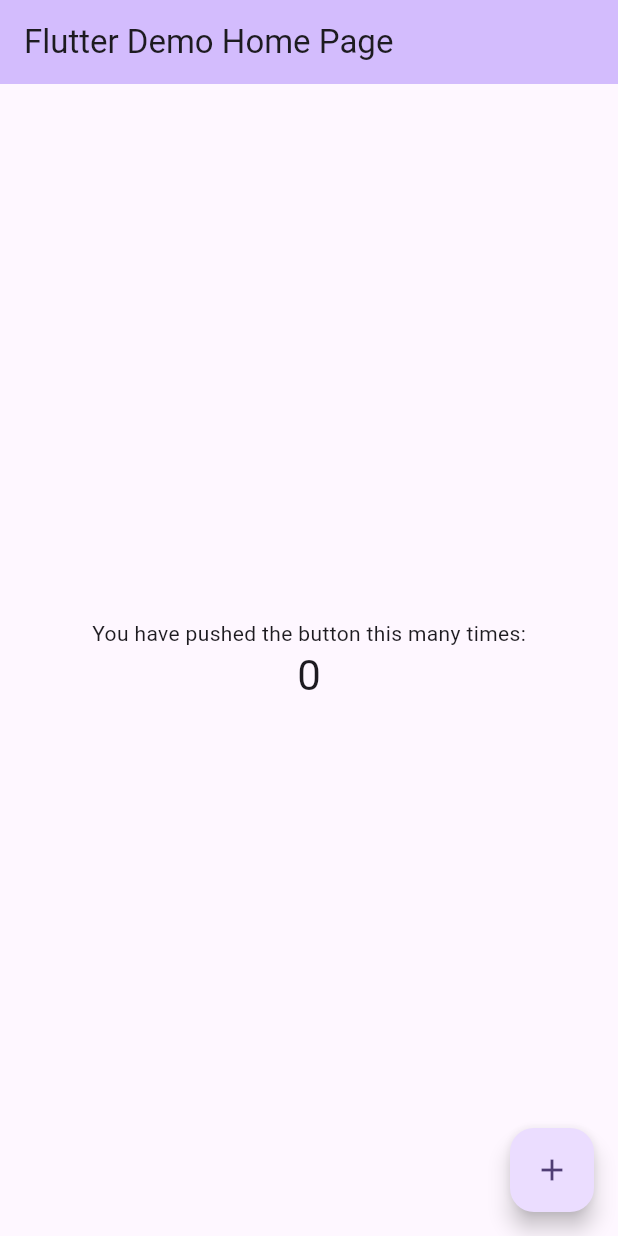
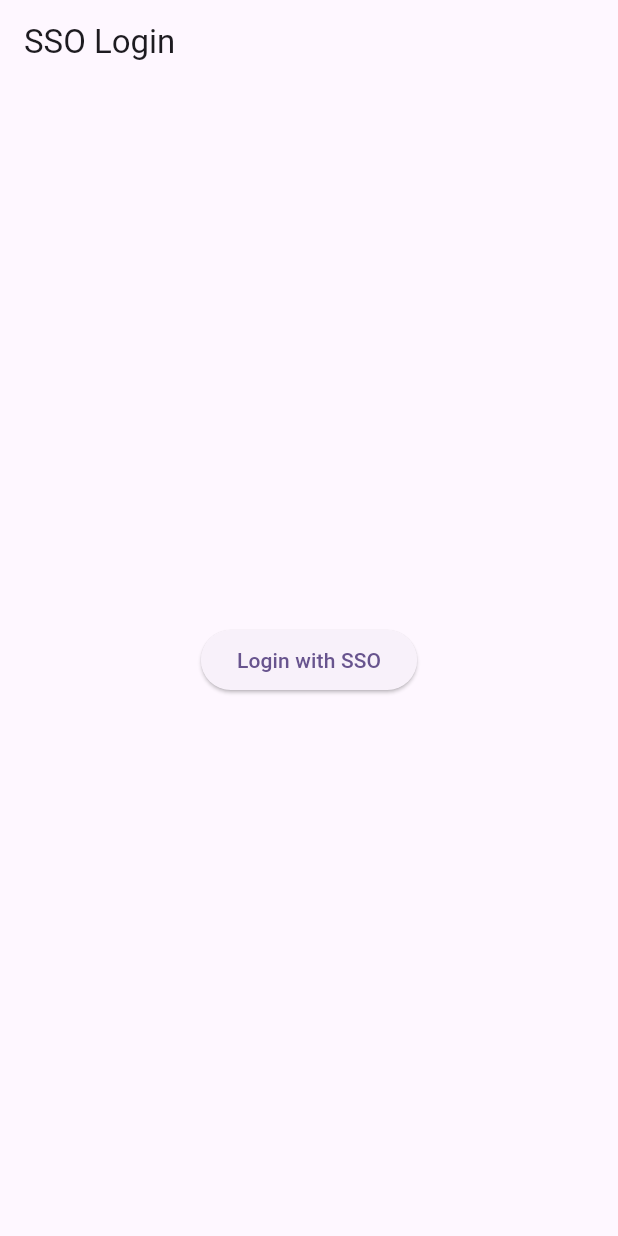
Before and after one commit to Yurills/sso-demo-app, a Flutter app: the screen it shows after launch, on a phone screen of 412 x 824 dp. Run offline on Flutter 3.47's test engine with Material 3 defaults, Android fonts, the phone set to English and light mode, and no system bars; our stand-ins replace uni_links.

```diff
--- /dev/null
+++ b/flutter_application_1/lib/config/sso_config.dart
@@ -0,0 +1,20 @@
+class SsoConfig {
+  final String clientId;
+  final String redirectUri;
+  final String scope;
+  final String ssoPortalUri;
+
+  SsoConfig({
+    required this.clientId,
+    required this.redirectUri,
+    required this.scope,
+    required this.ssoPortalUri,
+  });
+
+  static SsoConfig get instance => SsoConfig(
+        clientId: 'client-app-demo',
+        redirectUri: 'myapp://callback',
+        scope: 'openid profile email',
+        ssoPortalUri: 'http://localhost:8080/api/sso',
+      );
+}
--- a/flutter_application_1/lib/main.dart
+++ b/flutter_application_1/lib/main.dart
@@ -1,4 +1,5 @@
 import 'package:flutter/material.dart';
+import 'package:flutter_application_1/sso_login_page.dart';
 
 void main() {
   runApp(const MyApp());
@@ -11,112 +12,12 @@ class MyApp extends StatelessWidget {
   @override
   Widget build(BuildContext context) {
     return MaterialApp(
-      title: 'Flutter Demo',
+      title: 'SSO Client Demo App',
       theme: ThemeData(
-        // This is the theme of your application.
-        //
-        // TRY THIS: Try running your application with "flutter run". You'll see
-        // the application has a purple toolbar. Then, without quitting the app,
-        // try changing the seedColor in the colorScheme below to Colors.green
-        // and then invoke "hot reload" (save your changes or press the "hot
-        // reload" button in a Flutter-supported IDE, or press "r" if you used
-        // the command line to start the app).
-        //
-        // Notice that the counter didn't reset back to zero; the application
-        // state is not lost during the reload. To reset the state, use hot
-        // restart instead.
-        //
-        // This works for code too, not just values: Most code changes can be
-        // tested with just a hot reload.
+
         colorScheme: ColorScheme.fromSeed(seedColor: Colors.deepPurple),
       ),
-      home: const MyHomePage(title: 'Flutter Demo Home Page'),
+      home: SsoLoginPage(),
     );
   }
 }
-
-class MyHomePage extends StatefulWidget {
-  const MyHomePage({super.key, required this.title});
-
-  // This widget is the home page of your application. It is stateful, meaning
-  // that it has a State object (defined below) that contains fields that affect
-  // how it looks.
-
-  // This class is the configuration for the state. It holds the values (in this
-  // case the title) provided by the parent (in this case the App widget) and
-  // used by the build method of the State. Fields in a Widget subclass are
-  // always marked "final".
-
-  final String title;
-
-  @override
-  State<MyHomePage> createState() => _MyHomePageState();
-}
-
-class _MyHomePageState extends State<MyHomePage> {
-  int _counter = 0;
-
-  void _incrementCounter() {
-    setState(() {
-      // This call to setState tells the Flutter framework that something has
-      // changed in this State, which causes it to rerun the build method below
-      // so that the display can reflect the updated values. If we changed
-      // _counter without calling setState(), then the build method would not be
-      // called again, and so nothing would appear to happen.
-      _counter++;
-    });
-  }
-
-  @override
-  Widget build(BuildContext context) {
-    // This method is rerun every time setState is called, for instance as done
-    // by the _incrementCounter method above.
-    //
-    // The Flutter framework has been optimized to make rerunning build methods
-    // fast, so that you can just rebuild anything that needs updating rather
-    // than having to individually change instances of widgets.
-    return Scaffold(
-      appBar: AppBar(
-        // TRY THIS: Try changing the color here to a specific color (to
-        // Colors.amber, perhaps?) and trigger a hot reload to see the AppBar
-        // change color while the other colors stay the same.
-        backgroundColor: Theme.of(context).colorScheme.inversePrimary,
-        // Here we take the value from the MyHomePage object that was created by
-        // the App.build method, and use it to set our appbar title.
-        title: Text(widget.title),
-      ),
-      body: Center(
-        // Center is a layout widget. It takes a single child and positions it
-        // in the middle of the parent.
-        child: Column(
-          // Column is also a layout widget. It takes a list of children and
-          // arranges them vertically. By default, it sizes itself to fit its
-          // children horizontally, and tries to be as tall as its parent.
-          //
-          // Column has various properties to control how it sizes itself and
-          // how it positions its children. Here we use mainAxisAlignment to
-          // center the children vertically; the main axis here is the vertical
-          // axis because Columns are vertical (the cross axis would be
-          // horizontal).
-          //
-          // TRY THIS: Invoke "debug painting" (choose the "Toggle Debug Paint"
-          // action in the IDE, or press "p" in the console), to see the
-          // wireframe for each widget.
-          mainAxisAlignment: MainAxisAlignment.center,
-          children: <Widget>[
-            const Text('You have pushed the button this many times:'),
-            Text(
-              '$_counter',
-              style: Theme.of(context).textTheme.headlineMedium,
-            ),
-          ],
-        ),
-      ),
-      floatingActionButton: FloatingActionButton(
-        onPressed: _incrementCounter,
-        tooltip: 'Increment',
-        child: const Icon(Icons.add),
-      ), // This trailing comma makes auto-formatting nicer for build methods.
-    );
-  }
-}
--- /dev/null
+++ b/flutter_application_1/lib/service/pkce.dart
@@ -0,0 +1,18 @@
+import 'dart:convert';
+import 'dart:math';
+import 'package:crypto/crypto.dart';
+
+class Pkce {
+  late final String codeVerifier;
+  late final String codeChallenge;
+
+  Pkce() {
+    final rand = Random.secure();
+    final bytes = List<int>.generate(32, (i) => rand.nextInt(256));
+    codeVerifier = base64UrlEncode(bytes).replaceAll('=', '');
+
+    final bytesVerifier = utf8.encode(codeVerifier);
+    final digest = sha256.convert(bytesVerifier);
+    codeChallenge = base64UrlEncode(digest.bytes).replaceAll('=', '');
+  }
+}
--- /dev/null
+++ b/flutter_application_1/lib/sso_login_page.dart
@@ -0,0 +1,156 @@
+import 'dart:async';
+import 'dart:math';
+
+import 'package:flutter/material.dart';
+import 'package:flutter_application_1/config/sso_config.dart';
+import 'package:flutter_application_1/service/auth_service.dart';
+import 'package:flutter_application_1/service/par_service.dart';
+import 'package:flutter_application_1/service/pkce.dart';
+import 'package:uni_links/uni_links.dart';
+import 'package:url_launcher/url_launcher.dart';
+
+class SsoLoginPage extends StatefulWidget {
+  const SsoLoginPage({super.key});
+
+  @override
+  State<SsoLoginPage> createState() => _SsoLoginPageState();
+}
+
+class _SsoLoginPageState extends State<SsoLoginPage> {
+  StreamSubscription? _sub;
+  String? _token;
+  Map<String, dynamic>? _jwtClaims;
+  @override
+  void initState() {
+    super.initState();
+    _listentoRedirect();
+  }
+
+  void _listentoRedirect() {
+    _sub = uriLinkStream.listen((Uri? uri) async {
+      if (uri != null && uri.queryParameters.containsKey('code')) {
+        final code = uri.queryParameters['code'];
+        final token = await AuthService.exchangeCodeForToken(code!, _pkce!.codeVerifier);
+        setState(() {
+          _token = token;
+          _jwtClaims = AuthService.readJWTClaims(token!);
+        });
+      }
+
+    });
+  }
+
+  Pkce? _pkce;
+
+  void _startSsoLogin() async {
+    _pkce = Pkce();
+    final ssoUri = Uri.parse('${SsoConfig.instance.ssoPortalUri}/authorize')
+        .replace(queryParameters: {
+      'client_id': SsoConfig.instance.clientId,
+      'response_type': 'code',
+      'redirect_uri': SsoConfig.instance.redirectUri,
+      'scope': SsoConfig.instance.scope,
+      'code_challenge': _pkce!.codeChallenge,
+      'code_challenge_method': 'S256',
+      'state': Random.secure().nextInt(1000000).toString(),
+    });
+    if (await canLaunchUrl(ssoUri)){
+      await launchUrl(ssoUri, mode: LaunchMode.externalApplication);
+    } else {
+      throw 'Could not launch $ssoUri';
+    }
+  }
+
+  void _sendPar(String token) async {
+
+    final destinationLink = await ParService.requestToken(
+      'http://localhost:8081',
+      'http://localhost:8081',
+      token,
+    );
+
+    _pkce = Pkce();
+    final uri = Uri.parse(destinationLink);
+    if (await canLaunchUrl(uri)) {
+      await launchUrl(uri, mode: LaunchMode.externalApplication);
+    } else {
+      throw 'Could not launch $uri';
+    }
+  }
+
+  @override
+  void dispose() {
+    _sub?.cancel();
+    super.dispose();
+  }
+
+  @override
+Widget build(BuildContext context) {
+  return Scaffold(
+    appBar: AppBar(
+      title: const Text('SSO Login'),
+    ),
+    body: Center(
+      child: _token == null
+          ? ElevatedButton(
+              onPressed: _startSsoLogin,
+              child: const Text('Login with SSO'),
+            )
+          : Column(
+              mainAxisAlignment: MainAxisAlignment.center,
+              children: [
+                const Icon(
+                  Icons.check_circle,
+                  color: Colors.green,
+                  size: 80,
+                ),
+                const SizedBox(height: 20),
+                const Text(
+                  'Successfully Logged In!',
+                  style: TextStyle(
+                    fontSize: 20,
+                    fontWeight: FontWeight.bold,
+                  ),
+                ),
+                const SizedBox(height: 10),
+                Text(
+                  'User: ${_jwtClaims?['sub']}',
+                  style: const TextStyle(fontSize: 14, color: Colors.grey),
+                  textAlign: TextAlign.center,
+                ),
+                Text(
+                  'Email: ${_jwtClaims?['email']}',
+                  style: const TextStyle(fontSize: 14, color: Colors.grey),
+                  textAlign: TextAlign.center,
+                ),
+                Text(
+                  'Expired At: ${DateTime.fromMillisecondsSinceEpoch(_jwtClaims?['exp'] * 1000)}',
+                  style: const TextStyle(fontSize: 14, color: Colors.grey),
+                  textAlign: TextAlign.center,
+                ),
+                const SizedBox(height: 30),
+                ElevatedButton(
+                  onPressed: () {
+                    setState(() {
+                      _token = null;  // Reset token to log out
+                    });
+                  },
+                  child: const Text('Logout'),
+                ),
+                const SizedBox(height: 30),
+                ElevatedButton(
+                  onPressed: () {
+                    _sendPar(_token ?? "");
+                  },
+                  style: ElevatedButton.styleFrom(
+                    foregroundColor: Colors.white, backgroundColor: Colors.deepPurple, // Set the text color
+                  ),
+                  child: const Text('Push Authorization Request'),
+                )
+              ],
+            ),
+    ),
+  );
+}
+
+}
--- a/flutter_application_1/pubspec.yaml
+++ b/flutter_application_1/pubspec.yaml
@@ -34,6 +34,10 @@ dependencies:
   # The following adds the Cupertino Icons font to your application.
   # Use with the CupertinoIcons class for iOS style icons.
   cupertino_icons: ^1.0.8
+  http: ^1.4.0
+  url_launcher: ^6.1.11
+  uni_links: ^0.5.1
+  crypto: ^3.0.6
 
 dev_dependencies:
   flutter_test:
```
Also changed, not shown: flutter_application_1/lib/service/auth_service.dart (added, +36 -0 lines), flutter_application_1/lib/service/par_service.dart (added, +44 -0 lines), flutter_application_1/pubspec.lock, 15 other files.
